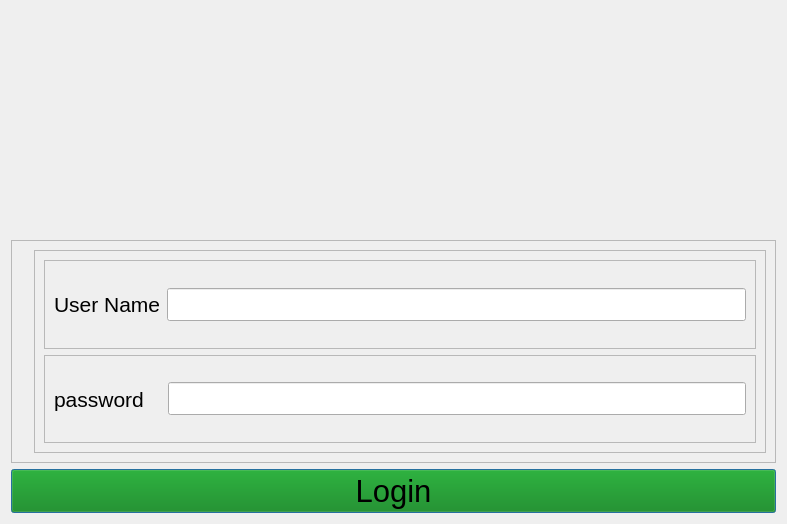
Above: elitebridge_ui_file/systemlogin.ui from SaiSawant1/EliteBridgeAdmin before the change. Below: the same form after it.
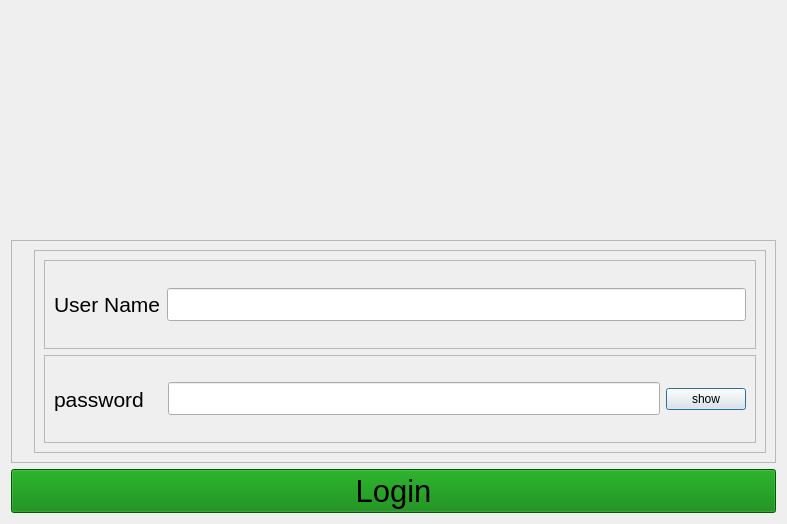
That is the form after the change. Icons and pictures are not drawn.

```diff
--- a/elitebridge_ui_file/systemlogin.ui
+++ b/elitebridge_ui_file/systemlogin.ui
@@ -138,6 +138,13 @@
               </property>
              </widget>
             </item>
+            <item>
+             <widget class="QPushButton" name="show">
+              <property name="text">
+               <string>show</string>
+              </property>
+             </widget>
+            </item>
            </layout>
           </widget>
          </item>
```
